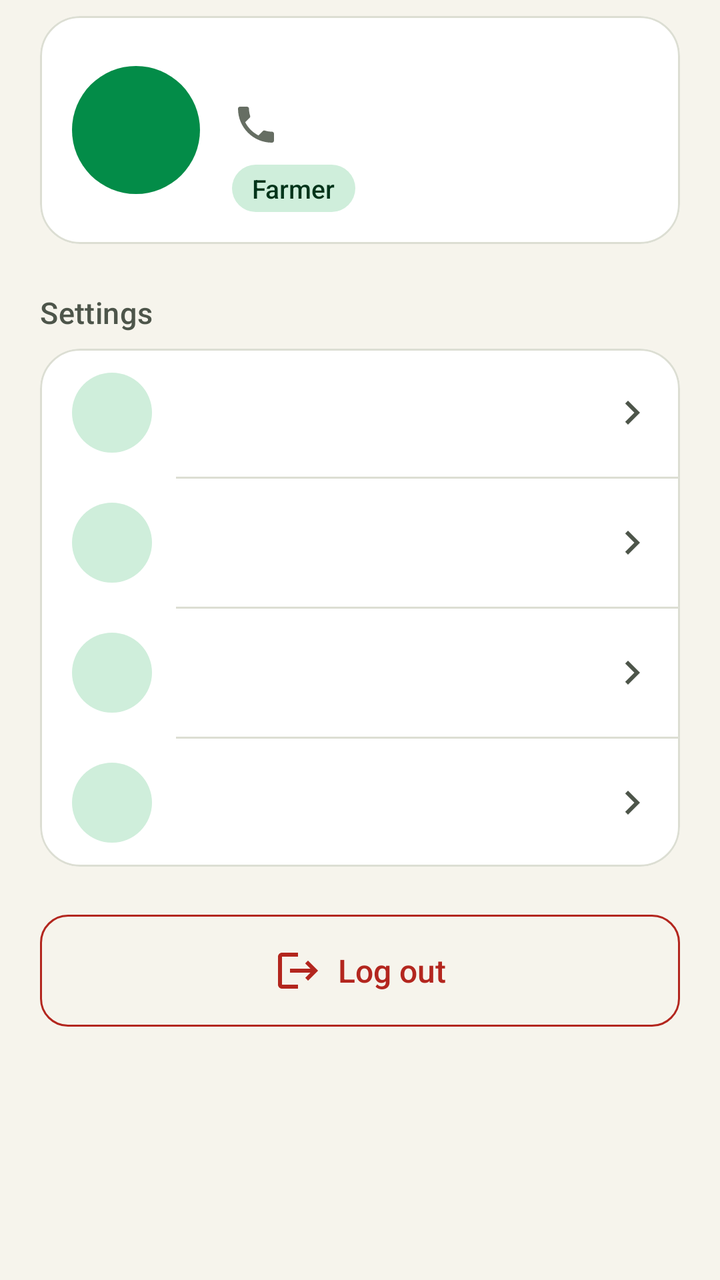
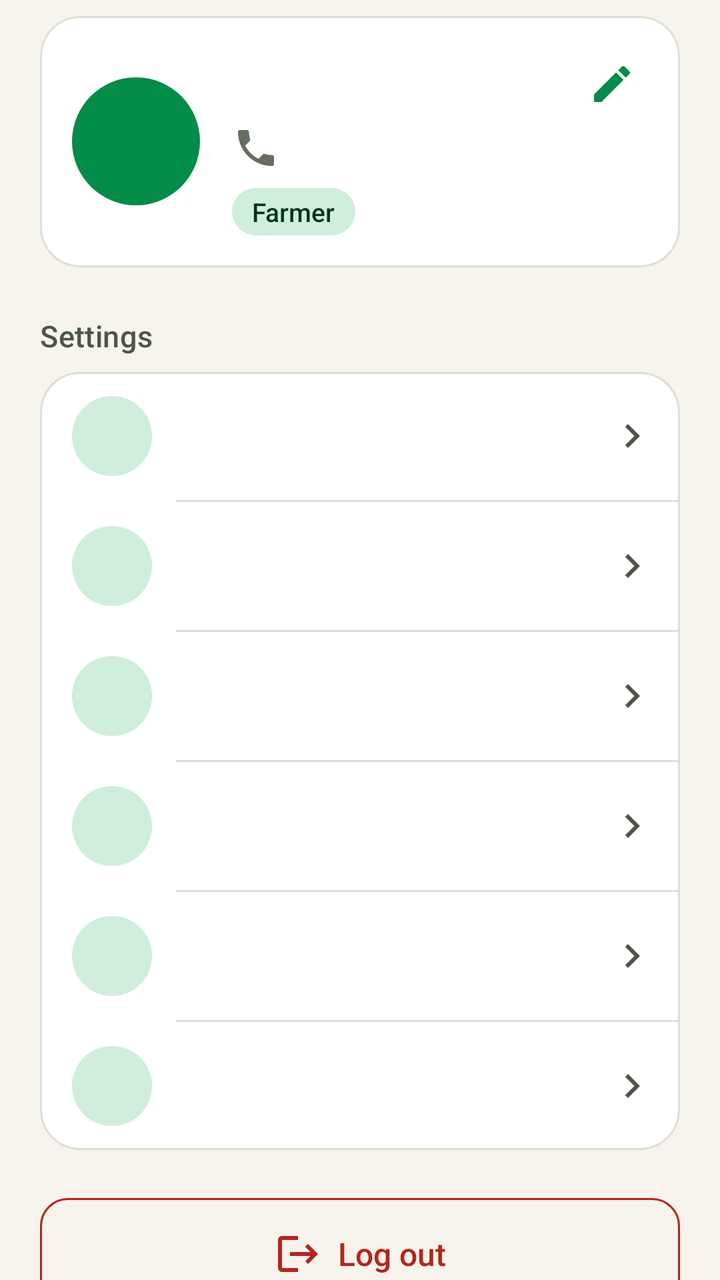

Screens rendered from an Android XML layout before and after an edit, with the pre-edit source and the edit as a unified diff.
<!-- AndroidManifest.xml: application theme Theme.Rinda -->
<!-- res/layout/fragment_profile.xml -->
<?xml version="1.0" encoding="utf-8"?>
<androidx.core.widget.NestedScrollView xmlns:android="http://schemas.android.com/apk/res/android"
    xmlns:app="http://schemas.android.com/apk/res-auto"
    android:layout_width="match_parent"
    android:layout_height="match_parent">

    <LinearLayout
        android:layout_width="match_parent"
        android:layout_height="wrap_content"
        android:orientation="vertical"
        android:paddingStart="@dimen/screen_padding"
        android:paddingTop="@dimen/spacing_sm"
        android:paddingEnd="@dimen/screen_padding"
        android:paddingBottom="@dimen/spacing_xxl">

        
        <com.google.android.material.card.MaterialCardView
            android:layout_width="match_parent"
            android:layout_height="wrap_content">

            <LinearLayout
                android:layout_width="match_parent"
                android:layout_height="wrap_content"
                android:gravity="center_vertical"
                android:orientation="horizontal"
                android:padding="@dimen/card_padding">

                <TextView
                    android:id="@+id/tvAvatarInitials"
                    android:layout_width="64dp"
                    android:layout_height="64dp"
                    android:background="@drawable/bg_circle"
                    android:backgroundTint="@color/rinda_primary"
                    android:gravity="center"
                    android:importantForAccessibility="no"
                    android:textAppearance="@style/TextAppearance.Rinda.Headline"
                    android:textColor="@color/rinda_on_primary" />

                <LinearLayout
                    android:layout_width="0dp"
                    android:layout_height="wrap_content"
                    android:layout_marginStart="@dimen/spacing_base"
                    android:layout_weight="1"
                    android:orientation="vertical">

                    <TextView
                        android:id="@+id/tvProfileName"
                        android:layout_width="match_parent"
                        android:layout_height="wrap_content"
                        android:ellipsize="end"
                        android:maxLines="2"
                        android:textAppearance="@style/TextAppearance.Rinda.Title" />

                    <TextView
                        android:id="@+id/tvProfilePhone"
                        android:layout_width="match_parent"
                        android:layout_height="wrap_content"
                        android:layout_marginTop="@dimen/spacing_xxs"
                        android:drawablePadding="@dimen/spacing_xs"
                        android:gravity="center_vertical"
                        android:textAppearance="@style/TextAppearance.Rinda.BodySmall"
                        app:drawableStartCompat="@drawable/ic_phone"
                        app:drawableTint="@color/rinda_text_tertiary" />

                    <LinearLayout
                        android:layout_width="match_parent"
                        android:layout_height="wrap_content"
                        android:layout_marginTop="@dimen/spacing_sm"
                        android:orientation="horizontal">

                        <TextView
                            android:id="@+id/tvProfileRole"
                            style="@style/Widget.Rinda.Tag"
                            android:backgroundTint="@color/rinda_primary_container"
                            android:text="@string/role_farmer"
                            android:textColor="@color/rinda_on_primary_container" />

                        <TextView
                            android:id="@+id/tvProfileDemo"
                            style="@style/Widget.Rinda.Tag.Demo"
                            android:layout_marginStart="@dimen/spacing_sm"
                            android:visibility="gone" />
                    </LinearLayout>
                </LinearLayout>
            </LinearLayout>
        </com.google.android.material.card.MaterialCardView>

        
        <TextView
            android:layout_width="match_parent"
            android:layout_height="wrap_content"
            android:layout_marginTop="@dimen/section_gap"
            android:layout_marginBottom="@dimen/spacing_sm"
            android:accessibilityHeading="true"
            android:text="@string/profile_settings"
            android:textAppearance="@style/TextAppearance.Rinda.Section" />

        <com.google.android.material.card.MaterialCardView
            android:layout_width="match_parent"
            android:layout_height="wrap_content">

            <LinearLayout
                android:layout_width="match_parent"
                android:layout_height="wrap_content"
                android:orientation="vertical">

                <include
                    android:id="@+id/rowLanguage"
                    layout="@layout/view_settings_row" />

                <View
                    style="@style/Rinda.Divider"
                    android:layout_marginStart="68dp" />

                <include
                    android:id="@+id/rowHelp"
                    layout="@layout/view_settings_row" />

                <View
                    style="@style/Rinda.Divider"
                    android:layout_marginStart="68dp" />

                <include
                    android:id="@+id/rowPrivacy"
                    layout="@layout/view_settings_row" />

                <View
                    style="@style/Rinda.Divider"
                    android:layout_marginStart="68dp" />

                <include
                    android:id="@+id/rowServer"
                    layout="@layout/view_settings_row" />
            </LinearLayout>
        </com.google.android.material.card.MaterialCardView>

        <com.google.android.material.button.MaterialButton
            android:id="@+id/btnLogout"
            style="@style/Widget.Rinda.Button.Danger"
            android:layout_width="match_parent"
            android:layout_height="wrap_content"
            android:layout_marginTop="@dimen/section_gap"
            android:text="@string/btn_logout"
            app:icon="@drawable/ic_logout" />

        <TextView
            android:id="@+id/tvVersion"
            android:layout_width="match_parent"
            android:layout_height="wrap_content"
            android:layout_marginTop="@dimen/spacing_base"
            android:gravity="center"
            android:textAppearance="@style/TextAppearance.Rinda.Caption" />
    </LinearLayout>
</androidx.core.widget.NestedScrollView>
<!-- res/layout/view_settings_row.xml (included above) -->
<?xml version="1.0" encoding="utf-8"?>
<LinearLayout xmlns:android="http://schemas.android.com/apk/res/android"
    android:id="@+id/rowRoot"
    android:layout_width="match_parent"
    android:layout_height="wrap_content"
    android:background="?attr/selectableItemBackground"
    android:clickable="true"
    android:focusable="true"
    android:gravity="center_vertical"
    android:minHeight="@dimen/row_height"
    android:orientation="horizontal"
    android:paddingStart="@dimen/card_padding"
    android:paddingTop="@dimen/spacing_sm"
    android:paddingEnd="@dimen/spacing_md"
    android:paddingBottom="@dimen/spacing_sm">

    <ImageView
        android:id="@+id/ivRowIcon"
        style="@style/Widget.Rinda.IconBadge"
        android:layout_width="40dp"
        android:layout_height="40dp"
        android:padding="9dp" />

    <LinearLayout
        android:layout_width="0dp"
        android:layout_height="wrap_content"
        android:layout_marginStart="@dimen/spacing_md"
        android:layout_weight="1"
        android:orientation="vertical">

        <TextView
            android:id="@+id/tvRowTitle"
            android:layout_width="match_parent"
            android:layout_height="wrap_content"
            android:textAppearance="@style/TextAppearance.Rinda.Subtitle" />

        <TextView
            android:id="@+id/tvRowValue"
            android:layout_width="match_parent"
            android:layout_height="wrap_content"
            android:ellipsize="end"
            android:maxLines="1"
            android:textAppearance="@style/TextAppearance.Rinda.BodySmall"
            android:visibility="gone" />
    </LinearLayout>

    <ImageView
        android:layout_width="@dimen/icon_md"
        android:layout_height="@dimen/icon_md"
        android:importantForAccessibility="no"
        android:src="@drawable/ic_chevron_right" />
</LinearLayout>
<!-- resources referenced by this layout -->
<resources>
  <color name="rinda_on_primary">#FFFFFF</color>
  <color name="rinda_on_primary_container">#00341A</color>
  <color name="rinda_primary">#038C48</color>
  <color name="rinda_primary_container">#CFEEDB</color>
  <color name="rinda_text_tertiary">#666E63</color>
  <dimen name="card_padding">16dp</dimen>
  <dimen name="icon_md">24dp</dimen>
  <dimen name="row_height">64dp</dimen>
  <dimen name="screen_padding">20dp</dimen>
  <dimen name="section_gap">24dp</dimen>
  <dimen name="spacing_base">16dp</dimen>
  <dimen name="spacing_md">12dp</dimen>
  <dimen name="spacing_sm">8dp</dimen>
  <dimen name="spacing_xs">4dp</dimen>
  <dimen name="spacing_xxl">32dp</dimen>
  <dimen name="spacing_xxs">2dp</dimen>
  <string name="btn_logout">Log out</string>
  <string name="profile_settings">Settings</string>
  <string name="role_farmer">Farmer</string>
  <style name="Theme.Rinda" parent="Base.Theme.Rinda" />
  <color name="white">#FFFFFFFF</color>
  <color name="rinda_outline">#DCDED3</color>
  <color name="rinda_text_secondary">#4D554A</color>
  <color name="rinda_text_primary">#1B1F1A</color>
  <color name="rinda_error">#B3261E</color>
  <dimen name="icon_badge">44dp</dimen>
  <color name="status_demo_bg">#F0E4FA</color>
  <color name="status_demo">#6B2F9E</color>
  <string name="app_demo_badge">Demo</string>
  <dimen name="button_height">56dp</dimen>
  <color name="rinda_outline_strong">#A9AEA2</color>
  <dimen name="radius_full">999dp</dimen>
  <style name="Platform.Theme.Rinda" parent="Theme.Material3.DayNight.NoActionBar" />
  <color name="rinda_secondary">#8A5A00</color>
  <color name="rinda_on_secondary">#FFFFFF</color>
  <color name="rinda_secondary_container">#FFE3A8</color>
  <color name="rinda_on_secondary_container">#2C1C00</color>
  <color name="rinda_tertiary">#1F669C</color>
  <color name="rinda_on_tertiary">#FFFFFF</color>
  <color name="rinda_tertiary_container">#D3E6F6</color>
  <color name="rinda_on_tertiary_container">#06263F</color>
  <color name="rinda_on_error">#FFFFFF</color>
  <color name="rinda_error_container">#FADEDB</color>
  <color name="rinda_on_error_container">#410E0B</color>
  <color name="rinda_bg">#F6F4EC</color>
  <color name="rinda_surface">#FFFFFF</color>
  <color name="rinda_surface_variant">#EEEFE6</color>
  <color name="rinda_surface_container">#F1F0E7</color>
  <color name="rinda_surface_container_high">#FFFFFF</color>
  <dimen name="radius_md">14dp</dimen>
  <dimen name="spacing_xl">24dp</dimen>
  <dimen name="min_touch_target">48dp</dimen>
  <dimen name="stroke_thin">1dp</dimen>
  <dimen name="elevation_none">0dp</dimen>
  <dimen name="stroke_selected">2dp</dimen>
  <dimen name="elevation_high">6dp</dimen>
  <style name="ShapeAppearance.Rinda.Full" parent="ShapeAppearance.Material3.SmallComponent">
          <item name="cornerSize">50%</item>
      </style>
  <dimen name="radius_sm">8dp</dimen>
  <dimen name="radius_lg">20dp</dimen>
  <dimen name="radius_xl">28dp</dimen>
  <!-- unchanged entries left out for length: 45 -->
</resources>

<!-- the commit's change to res/layout/fragment_profile.xml (unified diff, before → after) -->
@@ -15,6 +15,7 @@
 
         
         <com.google.android.material.card.MaterialCardView
+            android:id="@+id/cardProfileUser"
             android:layout_width="match_parent"
             android:layout_height="wrap_content">
 
@@ -43,13 +44,30 @@
                     android:layout_weight="1"
                     android:orientation="vertical">
 
-                    <TextView
-                        android:id="@+id/tvProfileName"
+                    <LinearLayout
                         android:layout_width="match_parent"
                         android:layout_height="wrap_content"
-                        android:ellipsize="end"
-                        android:maxLines="2"
-                        android:textAppearance="@style/TextAppearance.Rinda.Title" />
+                        android:gravity="center_vertical"
+                        android:orientation="horizontal">
+
+                        <TextView
+                            android:id="@+id/tvProfileName"
+                            android:layout_width="0dp"
+                            android:layout_height="wrap_content"
+                            android:layout_weight="1"
+                            android:ellipsize="end"
+                            android:maxLines="2"
+                            android:textAppearance="@style/TextAppearance.Rinda.Title" />
+
+                        <ImageButton
+                            android:id="@+id/btnEditName"
+                            style="@style/Widget.Rinda.IconButton"
+                            android:layout_width="36dp"
+                            android:layout_height="36dp"
+                            android:contentDescription="@string/profile_edit_name"
+                            android:src="@drawable/ic_edit"
+                            app:tint="@color/rinda_primary" />
+                    </LinearLayout>
 
                     <TextView
                         android:id="@+id/tvProfilePhone"
@@ -103,6 +121,22 @@
                 android:layout_width="match_parent"
                 android:layout_height="wrap_content"
                 android:orientation="vertical">
+
+                <include
+                    android:id="@+id/rowPayout"
+                    layout="@layout/view_settings_row" />
+
+                <View
+                    style="@style/Rinda.Divider"
+                    android:layout_marginStart="68dp" />
+
+                <include
+                    android:id="@+id/rowSmsAlerts"
+                    layout="@layout/view_settings_row" />
+
+                <View
+                    style="@style/Rinda.Divider"
+                    android:layout_marginStart="68dp" />
 
                 <include
                     android:id="@+id/rowLanguage"
<!-- resource entries referenced after the edit -->
@@ -16,9 +16,26 @@
   <dimen name="spacing_xs">4dp</dimen>
   <dimen name="spacing_xxl">32dp</dimen>
   <dimen name="spacing_xxs">2dp</dimen>
+  <!-- drawable ic_edit (drawable) -->
+  <?xml version="1.0" encoding="utf-8"?>
+  <vector xmlns:android="http://schemas.android.com/apk/res/android"
+      android:width="24dp"
+      android:height="24dp"
+      android:tint="?attr/colorControlNormal"
+      android:viewportWidth="24"
+      android:viewportHeight="24">
+      <path android:fillColor="@android:color/white" android:pathData="M3,17.25V21h3.75L17.81,9.94l-3.75,-3.75L3,17.25zM20.71,7.04c0.39,-0.39 0.39,-1.02 0,-1.41l-2.34,-2.34c-0.39,-0.39 -1.02,-0.39 -1.41,0l-1.83,1.83 3.75,3.75 1.83,-1.83z" />
+  </vector>
   <string name="btn_logout">Log out</string>
+  <string name="profile_edit_name">Edit name</string>
   <string name="profile_settings">Settings</string>
   <string name="role_farmer">Farmer</string>
+  <style name="Widget.Rinda.IconButton" parent="Widget.Material3.Button.IconButton">
+          <item name="android:minWidth">@dimen/min_touch_target</item>
+          <item name="android:minHeight">@dimen/min_touch_target</item>
+          <item name="iconTint">@color/rinda_text_secondary</item>
+          <item name="iconSize">@dimen/icon_md</item>
+      </style>
   <style name="Theme.Rinda" parent="Base.Theme.Rinda" />
   <color name="white">#FFFFFFFF</color>
   <color name="rinda_outline">#DCDED3</color>
